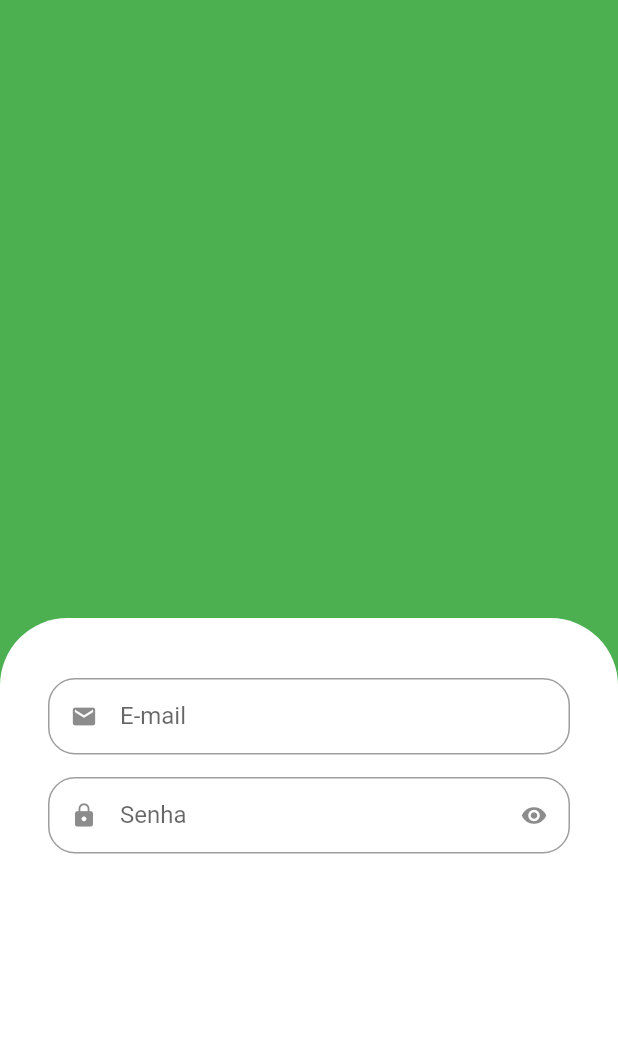
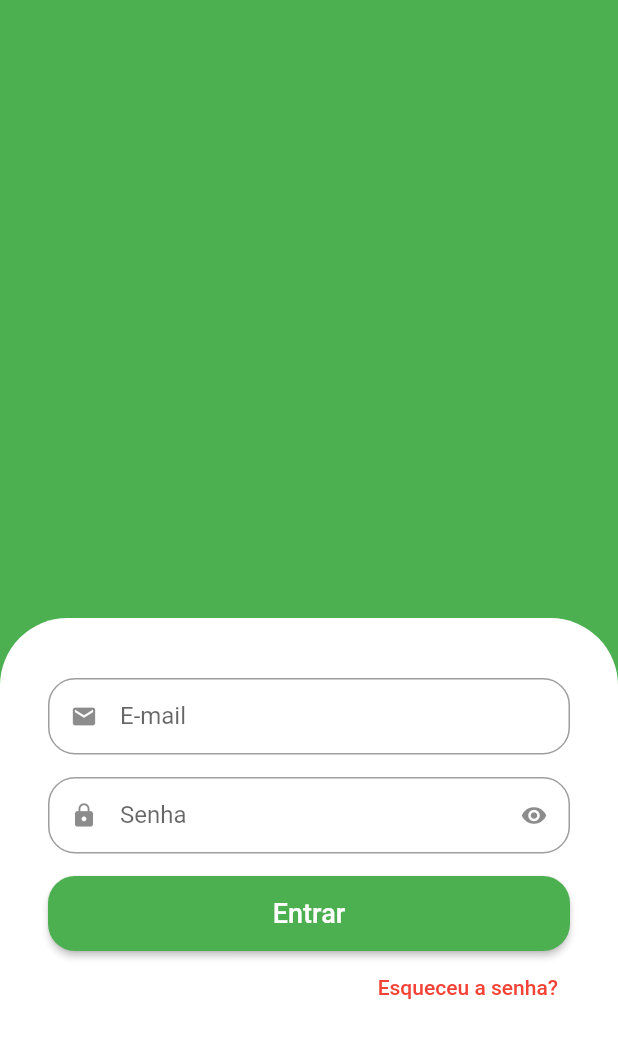
Before and after one commit to RenatoRosaFranco/fruit-ecommerce-app, a Flutter app: the screen it shows after launch, on a phone screen of 412 x 824 dp. Shown: the top 1038 px of the screen. Run offline on Flutter 3.47's test engine with Material 2 defaults, Android fonts, the phone set to English and light mode, and no system bars.

Commit message:
Criando botão de entrar e esqueci a senha'

```diff
--- a/lib/src/sign_in_screen.dart
+++ b/lib/src/sign_in_screen.dart
@@ -22,26 +22,46 @@ class _SignInScreenState extends State<SignInScreen> {
           ),
           Expanded(
             child: Container(
-              padding: const EdgeInsets.symmetric(
-                horizontal: 32,
-                vertical: 40
-              ),
+              padding: const EdgeInsets.symmetric(horizontal: 32, vertical: 40),
               decoration: const BoxDecoration(
                 color: Colors.white,
-                borderRadius: BorderRadius.vertical(
-                  top: Radius.circular(45)
-                ),
+                borderRadius: BorderRadius.vertical(top: Radius.circular(45)),
               ),
               child: Column(
+                crossAxisAlignment: CrossAxisAlignment.stretch,
                 children: [
-                  CustomTextField(
+                  const CustomTextField(
                     icon: Icons.email,
                     label: 'E-mail',
                   ),
-                  CustomTextField(
+                  const CustomTextField(
                     icon: Icons.lock,
                     label: 'Senha',
                     isSecret: true,
+                  ),
+                  SizedBox(
+                    height: 50,
+                    child: ElevatedButton(
+                      onPressed: () {},
+                      style: ElevatedButton.styleFrom(
+                          shape: RoundedRectangleBorder(
+                              borderRadius: BorderRadius.circular(18))),
+                      child: const Text(
+                        'Entrar',
+                        style: TextStyle(fontSize: 18),
+                      ),
+                    ),
+                  ),
+                  Align(
+                    alignment: Alignment.centerRight,
+                    child: TextButton(
+                        onPressed: () {},
+                        child: const Text(
+                          'Esqueceu a senha?',
+                          style: TextStyle(
+                            color: Colors.red,
+                          ),
+                        )),
                   )
                 ],
               ),
```
